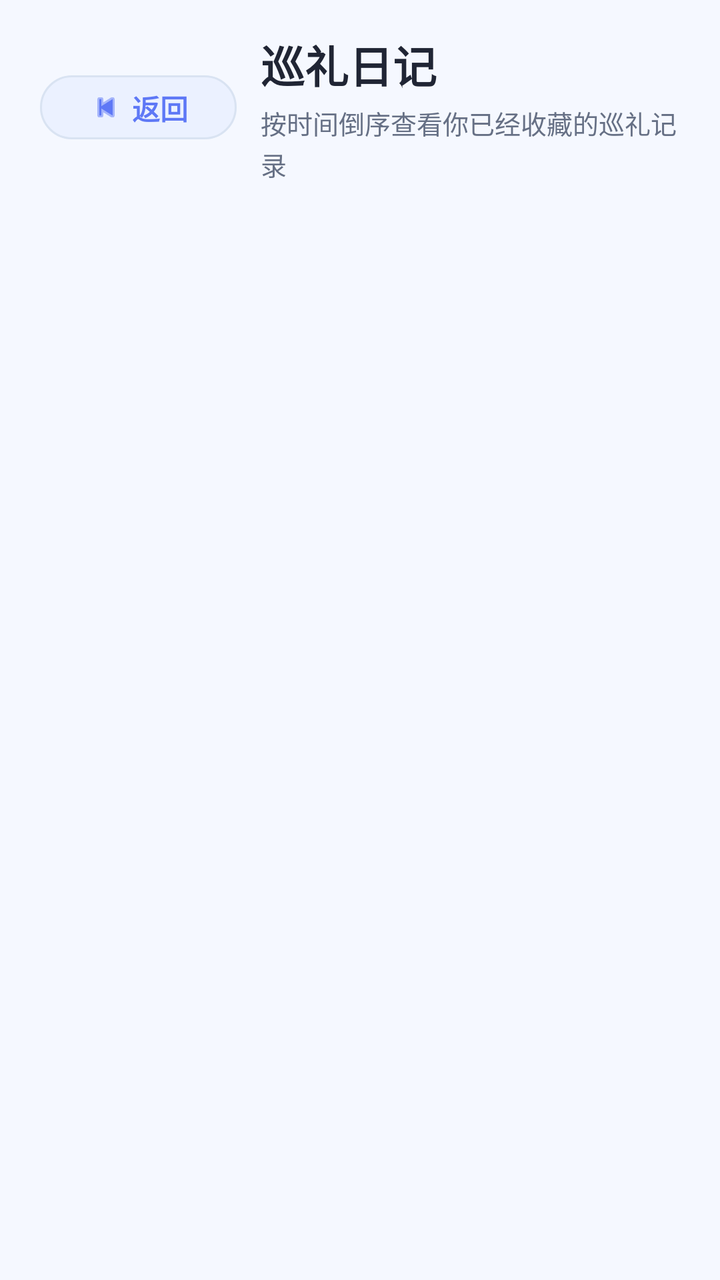
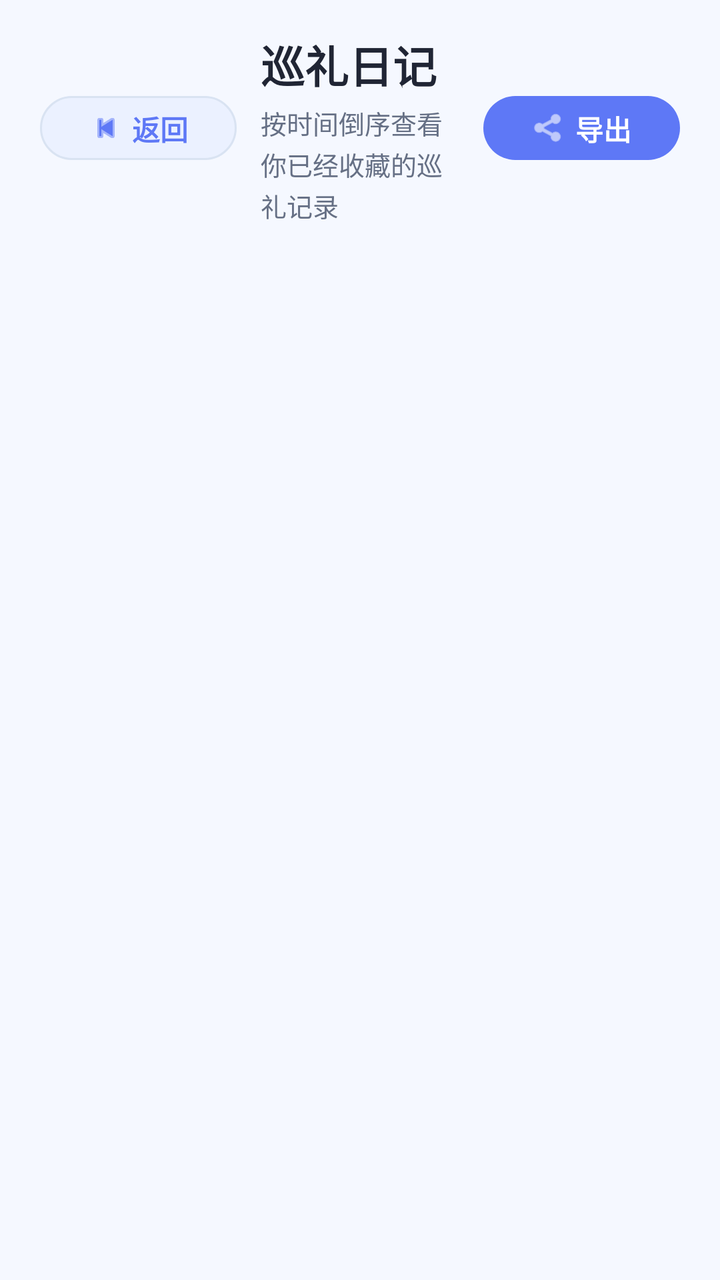

Compare the two renders of this Android layout. The source of the first and the diff that turns it into the second are given below.
<!-- AndroidManifest.xml: application theme Theme.Livecamera -->
<!-- res/layout/activity_pilgrim_diary.xml -->
<?xml version="1.0" encoding="utf-8"?>
<androidx.constraintlayout.widget.ConstraintLayout xmlns:android="http://schemas.android.com/apk/res/android"
    xmlns:app="http://schemas.android.com/apk/res-auto"
    xmlns:tools="http://schemas.android.com/tools"
    android:id="@+id/mainDiary"
    android:layout_width="match_parent"
    android:layout_height="match_parent"
    android:background="@color/page_background"
    tools:context=".PilgrimDiaryActivity">

    <LinearLayout
        android:id="@+id/layoutDiaryHeader"
        android:layout_width="0dp"
        android:layout_height="wrap_content"
        android:layout_marginStart="20dp"
        android:layout_marginTop="16dp"
        android:layout_marginEnd="20dp"
        android:gravity="center_vertical"
        android:orientation="horizontal"
        app:layout_constraintEnd_toEndOf="parent"
        app:layout_constraintStart_toStartOf="parent"
        app:layout_constraintTop_toTopOf="parent">

        <com.google.android.material.button.MaterialButton
            android:id="@+id/btnDiaryBack"
            android:layout_width="wrap_content"
            android:layout_height="40dp"
            android:minHeight="40dp"
            android:text="@string/action_back"
            android:textAllCaps="false"
            android:textColor="@color/brand_primary"
            android:textStyle="bold"
            app:backgroundTint="@color/chip_brand_background"
            app:cornerRadius="20dp"
            app:icon="@android:drawable/ic_media_previous"
            app:iconPadding="4dp"
            app:iconTint="@color/brand_primary"
            app:rippleColor="@color/glass_button_ripple"
            app:strokeColor="@color/card_stroke"
            app:strokeWidth="1dp" />

        <LinearLayout
            android:layout_width="0dp"
            android:layout_height="wrap_content"
            android:layout_marginStart="12dp"
            android:layout_weight="1"
            android:orientation="vertical">

            <TextView
                android:id="@+id/tvDiaryTitle"
                android:layout_width="match_parent"
                android:layout_height="wrap_content"
                android:includeFontPadding="false"
                android:text="@string/diary_title"
                android:textColor="@color/text_primary"
                android:textSize="22sp"
                android:textStyle="bold" />

            <TextView
                android:id="@+id/tvDiarySubtitle"
                android:layout_width="match_parent"
                android:layout_height="wrap_content"
                android:layout_marginTop="4dp"
                android:includeFontPadding="false"
                android:lineSpacingExtra="2dp"
                android:text="@string/diary_subtitle"
                android:textColor="@color/text_secondary"
                android:textSize="13sp" />
        </LinearLayout>
    </LinearLayout>

    <ProgressBar
        android:id="@+id/pbDiaryLoading"
        style="?android:attr/progressBarStyleLarge"
        android:layout_width="wrap_content"
        android:layout_height="wrap_content"
        android:visibility="gone"
        app:layout_constraintBottom_toBottomOf="parent"
        app:layout_constraintEnd_toEndOf="parent"
        app:layout_constraintStart_toStartOf="parent"
        app:layout_constraintTop_toBottomOf="@id/layoutDiaryHeader"
        tools:visibility="visible" />

    <TextView
        android:id="@+id/tvDiaryLoading"
        android:layout_width="wrap_content"
        android:layout_height="wrap_content"
        android:layout_marginTop="16dp"
        android:text="@string/diary_loading"
        android:textColor="@color/text_secondary"
        android:textSize="14sp"
        android:visibility="gone"
        app:layout_constraintEnd_toEndOf="parent"
        app:layout_constraintStart_toStartOf="parent"
        app:layout_constraintTop_toBottomOf="@id/pbDiaryLoading"
        tools:visibility="visible" />

    <com.google.android.material.card.MaterialCardView
        android:id="@+id/cardDiaryEmpty"
        android:layout_width="0dp"
        android:layout_height="wrap_content"
        android:layout_marginStart="20dp"
        android:layout_marginEnd="20dp"
        android:visibility="gone"
        app:cardBackgroundColor="@color/surface_primary"
        app:cardCornerRadius="24dp"
        app:cardElevation="1dp"
        app:layout_constraintEnd_toEndOf="parent"
        app:layout_constraintStart_toStartOf="parent"
        app:layout_constraintTop_toBottomOf="@id/layoutDiaryHeader"
        app:strokeColor="@color/card_stroke"
        app:strokeWidth="1dp"
        tools:visibility="visible">

        <LinearLayout
            android:layout_width="match_parent"
            android:layout_height="wrap_content"
            android:orientation="vertical"
            android:padding="24dp">

            <TextView
                android:id="@+id/tvDiaryEmptyTitle"
                android:layout_width="match_parent"
                android:layout_height="wrap_content"
                android:gravity="center"
                android:text="@string/diary_empty_title"
                android:textColor="@color/text_primary"
                android:textSize="18sp"
                android:textStyle="bold" />

            <TextView
                android:id="@+id/tvDiaryEmptyMessage"
                android:layout_width="match_parent"
                android:layout_height="wrap_content"
                android:layout_marginTop="10dp"
                android:gravity="center"
                android:lineSpacingExtra="4dp"
                android:text="@string/diary_empty_message"
                android:textColor="@color/text_secondary"
                android:textSize="14sp" />
        </LinearLayout>
    </com.google.android.material.card.MaterialCardView>

    <androidx.core.widget.NestedScrollView
        android:id="@+id/scrollDiaryContent"
        android:layout_width="0dp"
        android:layout_height="0dp"
        android:clipToPadding="false"
        android:fillViewport="true"
        android:paddingTop="16dp"
        android:paddingBottom="28dp"
        android:visibility="gone"
        app:layout_constraintBottom_toBottomOf="parent"
        app:layout_constraintEnd_toEndOf="parent"
        app:layout_constraintStart_toStartOf="parent"
        app:layout_constraintTop_toBottomOf="@id/layoutDiaryHeader"
        tools:visibility="visible">

        <LinearLayout
            android:id="@+id/layoutDiaryRecords"
            android:layout_width="match_parent"
            android:layout_height="wrap_content"
            android:orientation="vertical"
            android:paddingStart="20dp"
            android:paddingEnd="20dp" />
    </androidx.core.widget.NestedScrollView>

</androidx.constraintlayout.widget.ConstraintLayout>
<!-- resources referenced by this layout -->
<resources>
  <color name="brand_primary">#5E78F6</color>
  <color name="card_stroke">#D9E3F2</color>
  <color name="chip_brand_background">#EBF1FF</color>
  <color name="glass_button_ripple">#265E78F6</color>
  <color name="page_background">#F5F8FF</color>
  <color name="surface_primary">#FCFEFF</color>
  <color name="text_primary">#202534</color>
  <color name="text_secondary">#667085</color>
  <string name="action_back">返回</string>
  <string name="diary_empty_message">先完成一次识别并点击“记录打卡”，这里就会出现你的巡礼日记。</string>
  <string name="diary_empty_title">还没有巡礼记录</string>
  <string name="diary_loading">正在读取本地巡礼日记…</string>
  <string name="diary_subtitle">按时间倒序查看你已经收藏的巡礼记录</string>
  <string name="diary_title">巡礼日记</string>
  <style name="Theme.Livecamera" parent="Base.Theme.Livecamera" />
  <style name="Base.Theme.Livecamera" parent="Theme.Material3.DayNight.NoActionBar">
          
          
      </style>
</resources>

<!-- the commit's change to res/layout/activity_pilgrim_diary.xml (unified diff, before → after) -->
@@ -43,6 +43,7 @@
             android:layout_width="0dp"
             android:layout_height="wrap_content"
             android:layout_marginStart="12dp"
+            android:layout_marginEnd="10dp"
             android:layout_weight="1"
             android:orientation="vertical">
 
@@ -67,6 +68,23 @@
                 android:textColor="@color/text_secondary"
                 android:textSize="13sp" />
         </LinearLayout>
+
+        <com.google.android.material.button.MaterialButton
+            android:id="@+id/btnExportDiary"
+            android:layout_width="wrap_content"
+            android:layout_height="40dp"
+            android:minHeight="40dp"
+            android:text="导出"
+            android:textAllCaps="false"
+            android:textColor="@android:color/white"
+            android:textStyle="bold"
+            app:backgroundTint="@color/brand_primary"
+            app:cornerRadius="20dp"
+            app:icon="@android:drawable/ic_menu_share"
+            app:iconPadding="4dp"
+            app:iconTint="@android:color/white"
+            app:rippleColor="@color/cta_ripple"
+            tools:ignore="HardcodedText" />
     </LinearLayout>
 
     <ProgressBar
<!-- resource entries referenced after the edit -->
@@ -3,6 +3,7 @@
   <color name="brand_primary">#5E78F6</color>
   <color name="card_stroke">#D9E3F2</color>
   <color name="chip_brand_background">#EBF1FF</color>
+  <color name="cta_ripple">#33FFFFFF</color>
   <color name="glass_button_ripple">#265E78F6</color>
   <color name="page_background">#F5F8FF</color>
   <color name="surface_primary">#FCFEFF</color>
